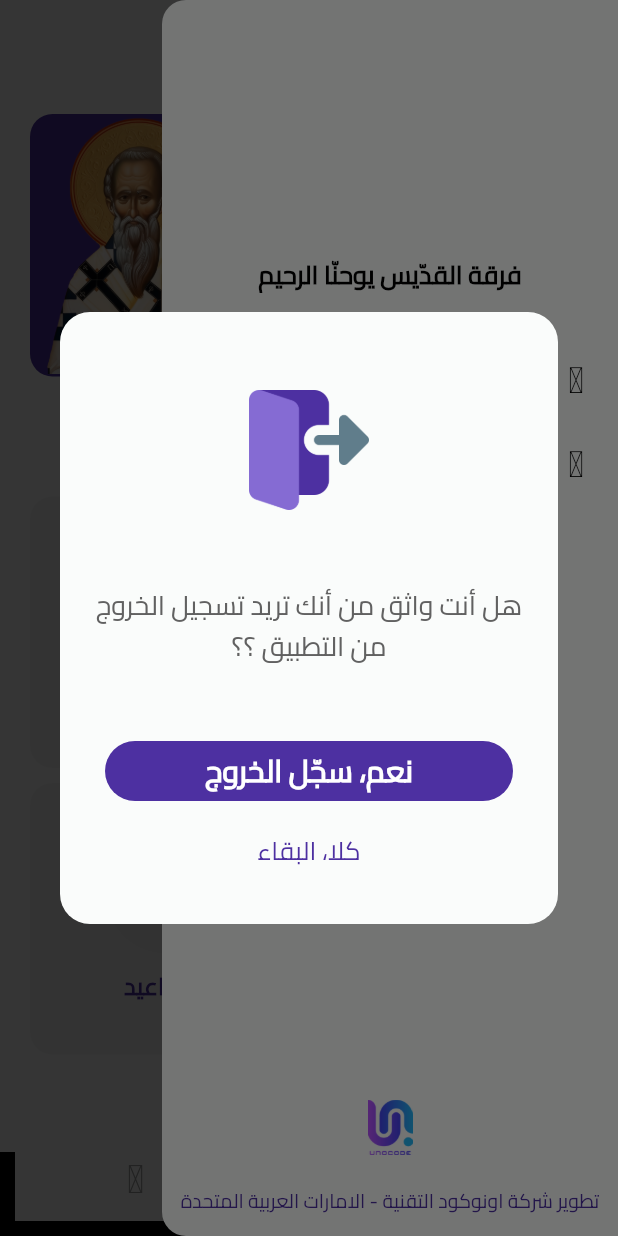
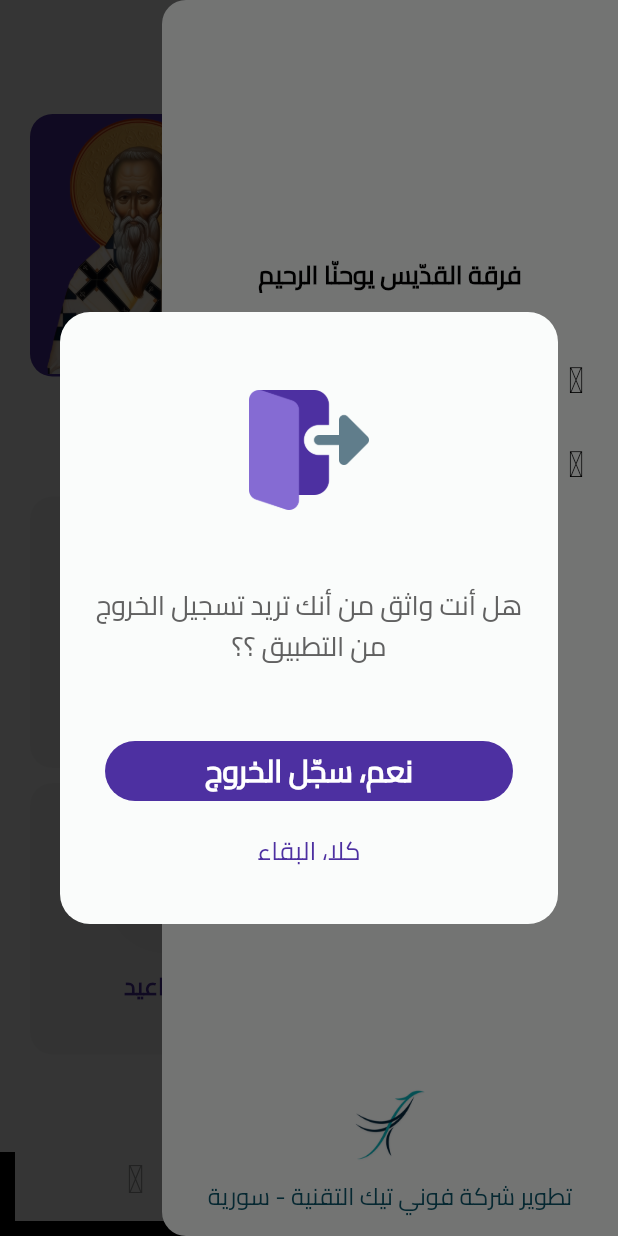
Before and after one commit to joy27yousef/clinic, a Flutter app: the AdminBasePage screen opened by its route, after a tap on the "menu" icon, after a tap on "تسجيل الخروج", on a phone screen of 412 x 824 dp. Run offline on Flutter 3.47's test engine with Material 3 defaults, Android fonts, the phone set to English and light mode, and no system bars; drawn by our look-alikes of persistent_bottom_nav_bar; our stand-ins replace dartz, dio, font_awesome_flutter, get, get_storage, iconsax and 5 more; missing offline and left inert: translator; accounts and stored records are empty; network calls fail.

Commit message:
new logo

```diff
--- a/lib/controllers/auth/authController.dart
+++ b/lib/controllers/auth/authController.dart
@@ -1,4 +1,3 @@
-
 import 'package:clinik_app/core/api/AppEndpoint.dart';
 import 'package:clinik_app/core/api/dioConsumer.dart';
 import 'package:clinik_app/core/cache/cacheHelper.dart';
@@ -68,6 +67,8 @@ class AuthController extends GetxController {
             CacheHelper().saveData(key: GeneralKey.userRole, value: roleName);
             CacheHelper().removeData(key: GeneralKey.userName);
             CacheHelper().saveData(key: GeneralKey.userName, value: user!.name);
+            email.clear();
+            password.clear();
             if (roleName == 'admin') {
               Get.offNamed(AppRoutes.adminBasePage);
             } else if (roleName == 'doctor') {
--- a/lib/controllers/changePassController.dart
+++ b/lib/controllers/changePassController.dart
@@ -51,6 +51,8 @@ class ChangePassController extends GetxController {
         (data) async {
           if (data.status == true) {
             if (Get.isDialogOpen ?? false) Get.back();
+            password.clear();
+            confirmPassword.clear();
             Get.back();
             showCustomSnackbar(
               title: "نجاح",
--- a/lib/core/function/openLink.dart
+++ b/lib/core/function/openLink.dart
@@ -1,7 +1,7 @@
 import 'package:url_launcher/url_launcher.dart';
 
 Future<void> launchCompanyUrl() async {
-  final Uri url = Uri.parse('https://www.unocodetech.com/ar');
+  final Uri url = Uri.parse('https://phoenitech.sy/ar');
   if (await canLaunchUrl(url)) {
     await launchUrl(url, mode: LaunchMode.externalApplication);
   } else {
--- a/lib/views/screens/login/widget/inputs.dart
+++ b/lib/views/screens/login/widget/inputs.dart
@@ -20,7 +20,7 @@ class Inputs extends StatelessWidget {
         crossAxisAlignment: CrossAxisAlignment.start,
         children: [
           Text(
-            'البريد الالكتروني أو اسم المستخدم',
+            ' اسم المستخدم',
             style: Theme.of(context).textTheme.titleMedium!.copyWith(
               color: Colors.black,
               fontSize: 15,
--- a/lib/views/screens/login/widget/welcomeText.dart
+++ b/lib/views/screens/login/widget/welcomeText.dart
@@ -15,7 +15,7 @@ class WelcomeText extends StatelessWidget {
         ),
         SizedBox(height: 5),
         Text(
-          'الرجاء ادخال البريد الالكتروني وكلمة السرّ لتسجيل الدخول',
+          'الرجاء ادخال اسم المستخدم وكلمة السرّ لتسجيل الدخول',
           style: Theme.of(context).textTheme.titleMedium,
         ),
         SizedBox(height: 40),
--- a/lib/views/widgets/openDrawer.dart
+++ b/lib/views/widgets/openDrawer.dart
@@ -91,9 +91,9 @@ class OpenDrawer extends StatelessWidget {
           InkWell(
             borderRadius: BorderRadius.circular(50),
             onTap: launchCompanyUrl,
-            child: Image.asset(Appimages.team, width: 30),
+            child: Image.asset(Appimages.team, width: 50),
           ),
-          SizedBox(height: 20),
+          SizedBox(height: 10),
 
           Padding(
             padding: const EdgeInsets.only(bottom: 15),
@@ -102,10 +102,10 @@ class OpenDrawer extends StatelessWidget {
 
               borderRadius: BorderRadius.circular(8),
               child: Text(
-                'تطوير شركة اونوكود التقنية - الامارات العربية المتحدة',
+                'تطوير شركة فوني تيك التقنية - سورية',
                 style: Theme.of(context).textTheme.titleLarge!.copyWith(
-                  fontSize: 13,
-                  color: Appcolor.bas2,
+                  fontSize: 16,
+                  color: const Color.fromARGB(255, 13, 87, 107),
                   fontWeight: FontWeight.normal,
                 ),
               ),
```
Also changed, not shown: assets/images/team.png.
